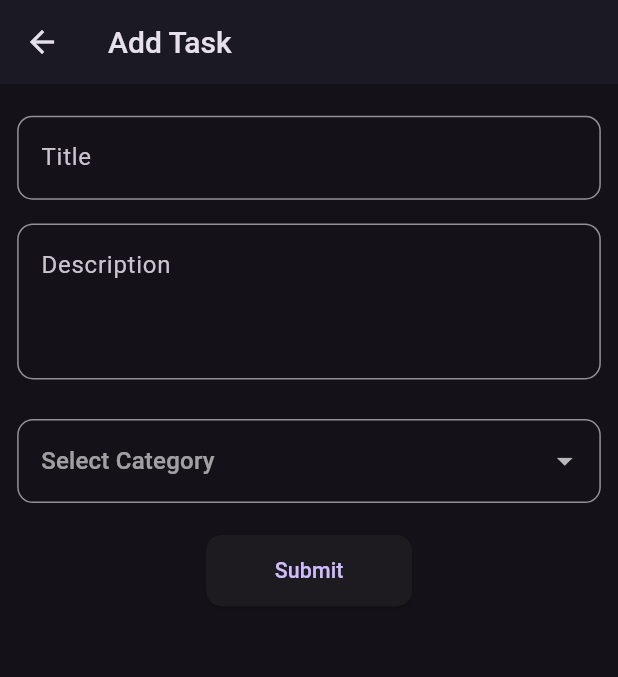
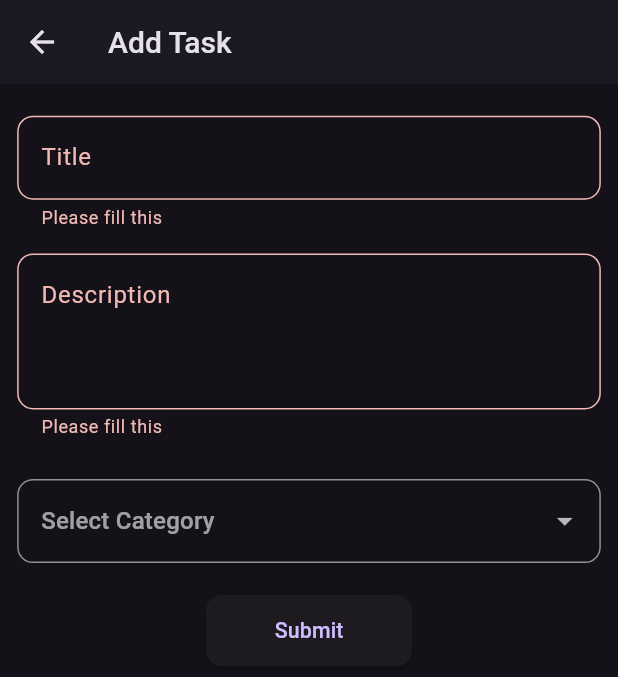
Before and after one commit to MohamdAshiq/Todo-Application, a Flutter app: the AddTaskPage screen opened directly, after a tap on "Submit", on a phone screen of 412 x 824 dp. Shown: the top 677 px of the screen. Run offline on Flutter 3.47's test engine with Material 2 defaults, Android fonts, the phone set to English and light mode, and no system bars; our stand-ins replace flutter_screenutil.

Commit message:
Added Validation for both TextFormFields

```diff
--- a/lib/Screens/add_task_page.dart
+++ b/lib/Screens/add_task_page.dart
@@ -5,7 +5,10 @@ import 'package:todo_application/Widgets/custom_appbar.dart';
 class AddTaskPage extends StatelessWidget {
   AddTaskPage({super.key});
 
-  final List<String> category = ["value 1", "value 2", "value 3","value 4"];
+  final List<String> category = ["value 1", "value 2", "value 3", "value 4"];
+  final GlobalKey<FormState> formkey = GlobalKey<FormState>();
+  final TextEditingController titlecontroller = TextEditingController();
+  final TextEditingController descriptioncontroller = TextEditingController();
 
   @override
   Widget build(BuildContext context) {
@@ -17,23 +20,34 @@ class AddTaskPage extends StatelessWidget {
           vertical: 20.h,
         ),
         child: SingleChildScrollView(
+          child: Form(
+            key: formkey,
             child: Column(
               children: [
                 TextFormField(
-                decoration: const InputDecoration(
-                  hintText: "Title",
+                  controller: titlecontroller,
+                  validator: (value) => value == null || value.isEmpty
+                      ? "Please fill this"
+                      : null,
+                  decoration: InputDecoration(
+                    label: const Text("Title"),
                     border: OutlineInputBorder(
                       borderRadius: BorderRadius.all(
-                      Radius.circular(10),
+                        Radius.circular(10.r),
                       ),
                     ),
                   ),
                 ),
                 SizedBox(height: 15.h),
                 TextFormField(
+                  controller: descriptioncontroller,
+                  validator: (value) => value == null || value.isEmpty
+                      ? "Please fill this"
+                      : null,
                   maxLines: 3,
                   decoration: InputDecoration(
-                  hintText: "Description",
+                    label: const Text("Description"),
+                    alignLabelWithHint: true,
                     border: OutlineInputBorder(
                       borderRadius: BorderRadius.all(
                         Radius.circular(10.r),
@@ -68,7 +82,9 @@ class AddTaskPage extends StatelessWidget {
                 ),
                 SizedBox(height: 10.h),
                 ElevatedButton(
-                onPressed: () {},
+                  onPressed: () {
+                    if (formkey.currentState!.validate()) {}
+                  },
                   style: ElevatedButton.styleFrom(
                     fixedSize: Size(120.w, 45.h),
                     shape: RoundedRectangleBorder(
@@ -89,6 +105,7 @@ class AddTaskPage extends StatelessWidget {
             ),
           ),
         ),
+      ),
     );
   }
 }
```
Lines whose indentation alone changed are shown as unchanged.
